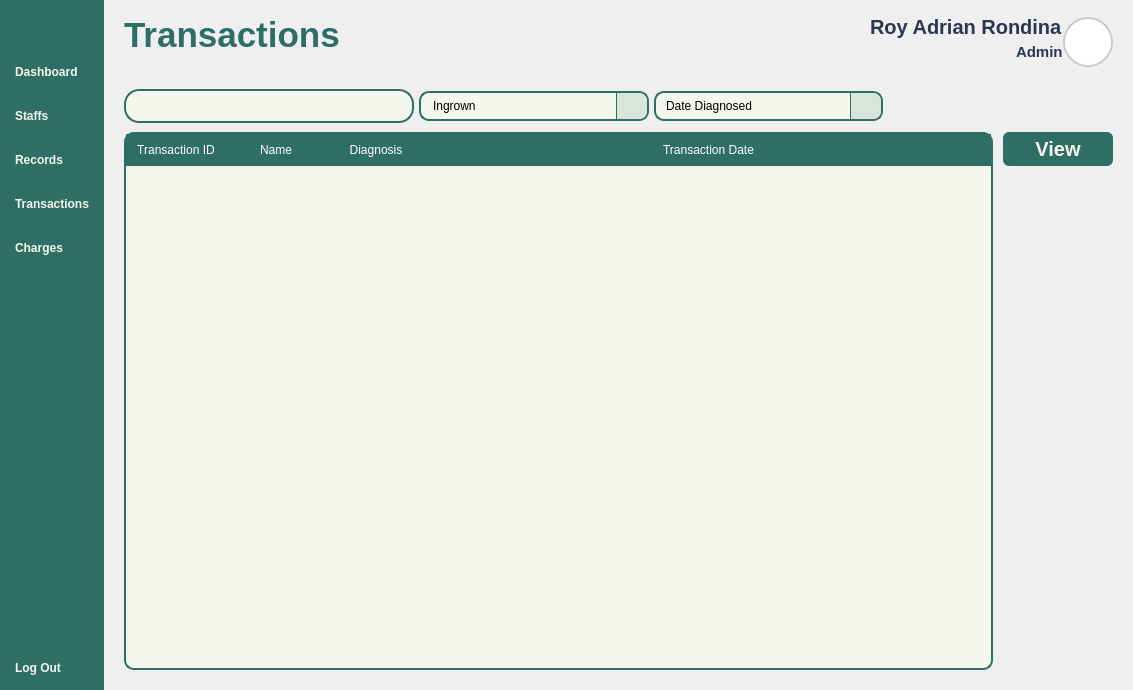
Before: the Qt Designer form Views/Admin_Transactions.ui in VinsmokeSanji69/COVACHA_CLINIC_SYSTEM, drawn with Qt 5.
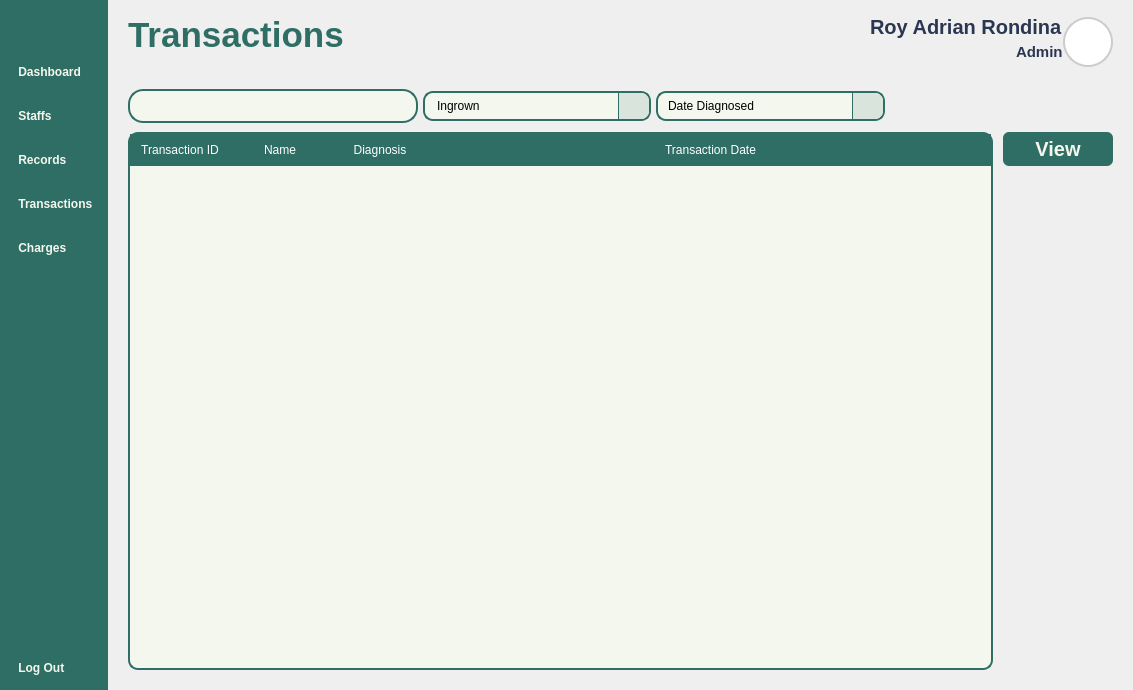
After: the same form once the commit is applied. Icons and pictures are not drawn.

The edit to the form file:
```diff
--- a/Views/Admin_Transactions.ui
+++ b/Views/Admin_Transactions.ui
@@ -162,7 +162,7 @@
            <string notr="true"/>
           </property>
           <property name="text">
-           <string>Dashboard</string>
+           <string> Dashboard</string>
           </property>
           <property name="icon">
            <iconset resource="../Images/resources.qrc">
@@ -185,7 +185,7 @@
            <string notr="true"/>
           </property>
           <property name="text">
-           <string>Staffs</string>
+           <string> Staffs</string>
           </property>
           <property name="icon">
            <iconset resource="../Images/resources.qrc">
@@ -208,7 +208,7 @@
            <string notr="true"/>
           </property>
           <property name="text">
-           <string>Records</string>
+           <string> Records</string>
           </property>
           <property name="icon">
            <iconset resource="../Images/resources.qrc">
@@ -233,7 +233,7 @@
 }</string>
           </property>
           <property name="text">
-           <string>Transactions</string>
+           <string> Transactions</string>
           </property>
           <property name="icon">
            <iconset resource="../Images/resources.qrc">
@@ -256,7 +256,7 @@
            <string notr="true"/>
           </property>
           <property name="text">
-           <string>Charges</string>
+           <string> Charges</string>
           </property>
           <property name="icon">
            <iconset resource="../Images/resources.qrc">
@@ -299,7 +299,7 @@
            <string notr="true"/>
           </property>
           <property name="text">
-           <string>Log Out</string>
+           <string> Log Out</string>
           </property>
           <property name="icon">
            <iconset resource="../Images/resources.qrc">
@@ -916,7 +916,7 @@
                    <rect>
                     <x>0</x>
                     <y>0</y>
-                    <width>686</width>
+                    <width>676</width>
                     <height>513</height>
                    </rect>
                   </property>
```
